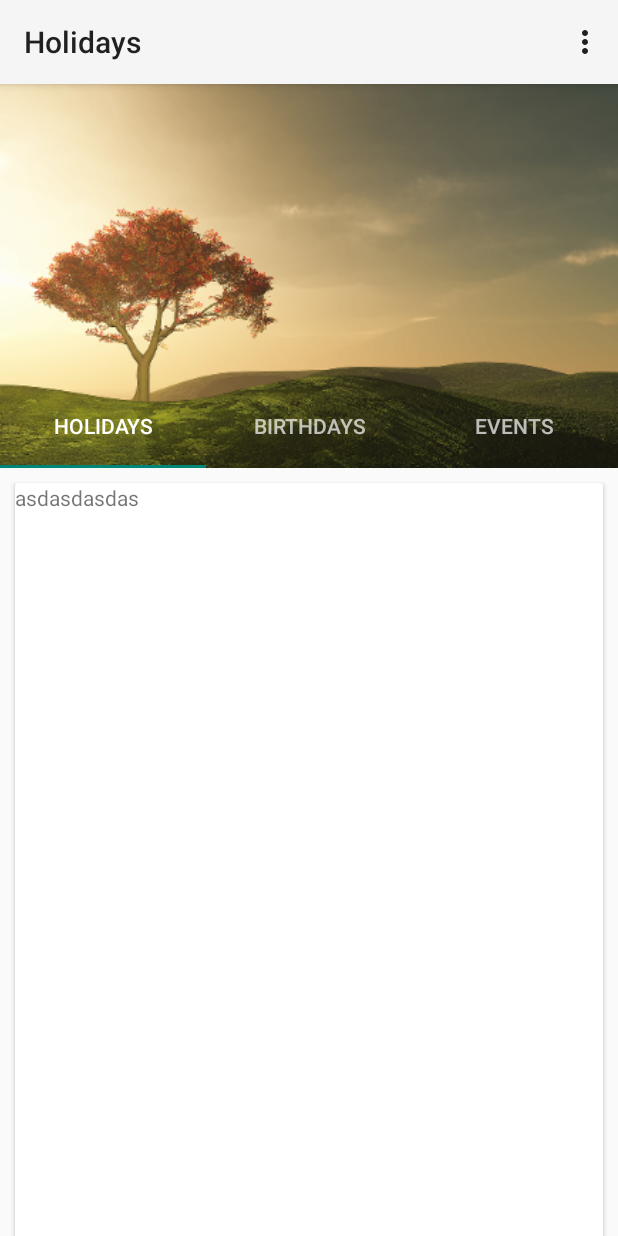
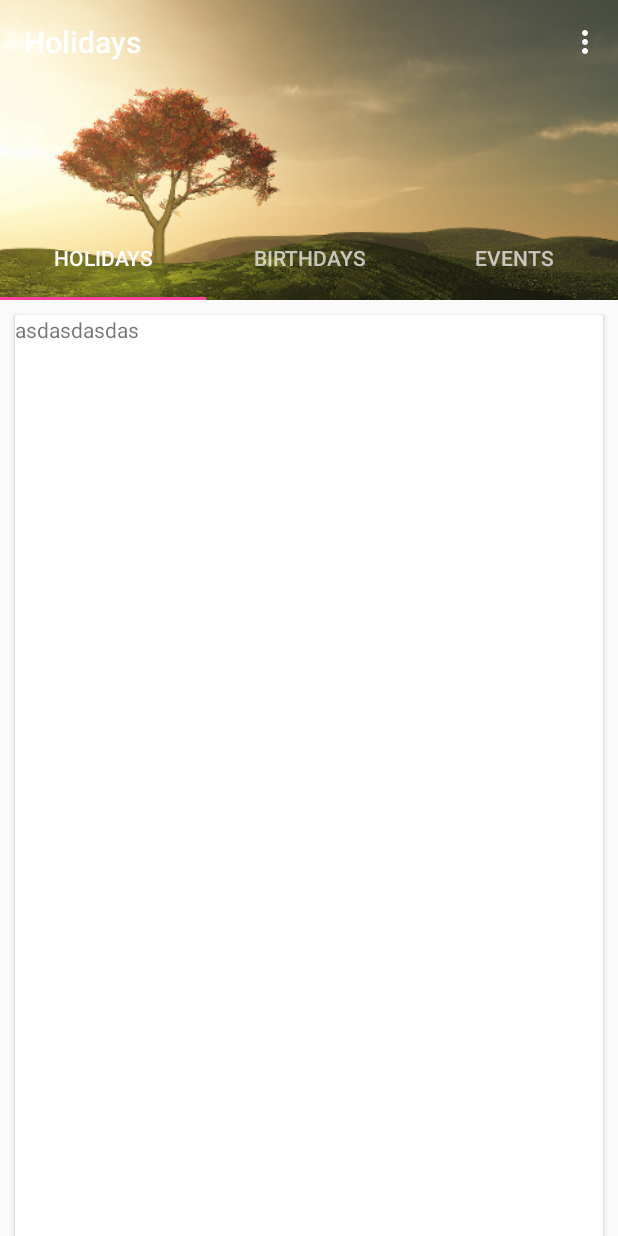
Before and after one commit to solandmedotru/Holidays, an Android app: the MainActivity screen opened directly, with no data from a screen before it, on a phone screen of 412 x 824 dp. Run offline under Robolectric (Android 15) with nearby library versions, the phone set to English and light mode, and no system bars; 1 statement that could not run was skipped.

Commit message:
fix collapsed actionbar

```diff
--- a/app/src/main/AndroidManifest.xml
+++ b/app/src/main/AndroidManifest.xml
@@ -7,7 +7,7 @@
         android:icon="@mipmap/ic_launcher"
         android:label="@string/app_name"
         android:supportsRtl="true"
-        android:theme="@style/AppTheme2">
+        android:theme="@style/AppTheme">
 
         <activity android:name=".Splashscreen"
             android:theme="@style/AppTheme.Splash">
--- a/app/src/main/res/layout/activity_main.xml
+++ b/app/src/main/res/layout/activity_main.xml
@@ -9,14 +9,14 @@
 
     <android.support.design.widget.AppBarLayout
         android:layout_width="match_parent"
-        android:layout_height="256dp"
+        android:layout_height="200dp"
         android:theme="@style/ThemeOverlay.AppCompat.Dark.ActionBar">
 
         <android.support.design.widget.CollapsingToolbarLayout
             android:layout_width="match_parent"
             android:layout_height="match_parent"
             app:contentScrim="@color/colorPrimary"
-            app:layout_scrollFlags="scroll|exitUntilCollapsed|enterAlways"
+            app:layout_scrollFlags="scroll|exitUntilCollapsed"
             app:expandedTitleMarginStart="48dp"
             app:expandedTitleMarginEnd="64dp"
             app:titleEnabled="false">
--- a/app/src/main/res/menu/main_menu.xml
+++ b/app/src/main/res/menu/main_menu.xml
@@ -1,12 +1,13 @@
 <?xml version="1.0" encoding="utf-8"?>
-<menu xmlns:android="http://schemas.android.com/apk/res/android">
+<menu xmlns:android="http://schemas.android.com/apk/res/android"
+    xmlns:app="http://schemas.android.com/apk/res-auto">
 
-    <group android:id="@+id/action_theme"
-        android:checkableBehavior="single"
-        android:menuCategory="container">
-        <item android:title="Theme Light"
-            android:id="@+id/action_theme_light"/>
-        <item android:title="Theme Dark"
-            android:id="@+id/action_theme_dark"/>
+    <group android:id="@+id/action_theme">
+        <item android:title="@string/theme_light"
+            android:id="@+id/action_theme_light"
+            app:showAsAction="never" />
+        <item android:title="@string/theme_dark"
+            android:id="@+id/action_theme_dark"
+            app:showAsAction="never"/>
     </group>
 </menu>
--- a/app/src/main/res/values/strings.xml
+++ b/app/src/main/res/values/strings.xml
@@ -13,4 +13,6 @@
     <string name="tab1_name">Holidays</string>
     <string name="tab2_name">Birthdays</string>
     <string name="tab3_name">Events</string>
+    <string name="theme_dark">Theme Dark</string>
+    <string name="theme_light">Theme Light</string>
 </resources>
```
